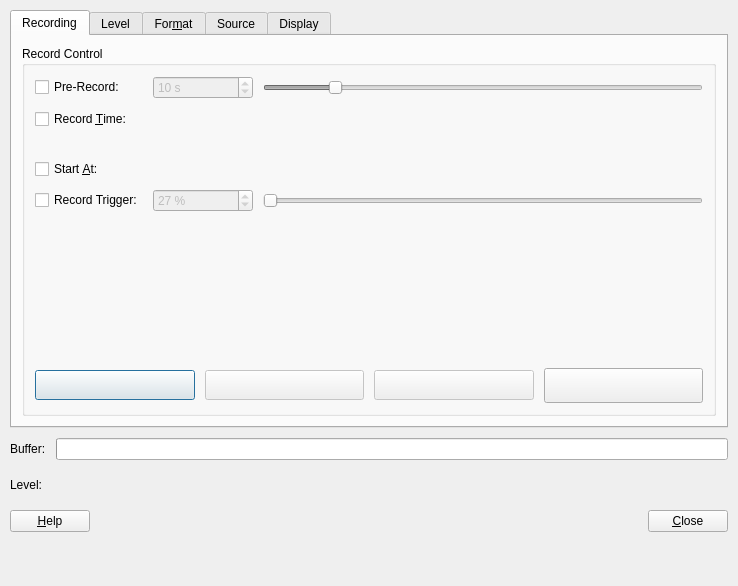
This is plugins/record/RecordDlg.ui in KDE/kwave as Qt 5 draws it before an edit. The edited form follows.
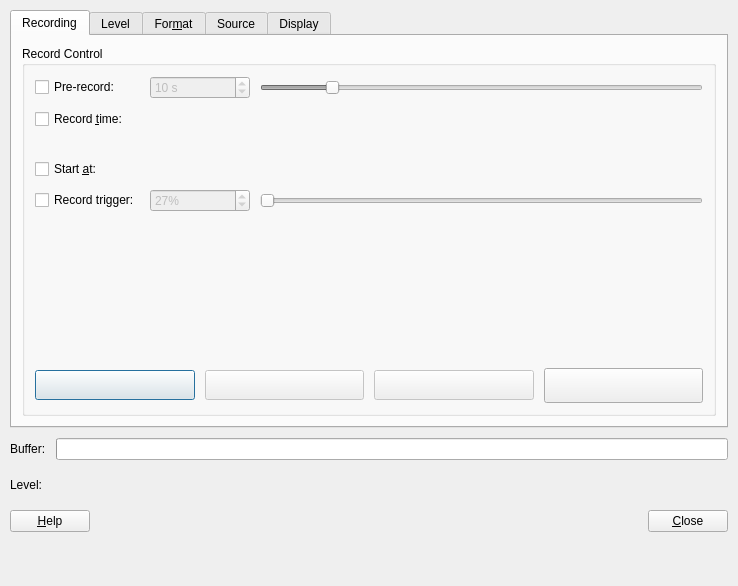
This is the edited form. Custom widgets are drawn as their Qt base class.

```diff
--- a/plugins/record/RecordDlg.ui
+++ b/plugins/record/RecordDlg.ui
@@ -75,7 +75,7 @@
                 <string>When using &lt;b&gt;pre-recording&lt;/b&gt;, Kwave already internall records before the real recording starts. This feature is useful if you want some few seconds before you press on the record button to be recorded too. &lt;i&gt;(for example when recording from radio)&lt;/i&gt;</string>
                </property>
                <property name="text">
-                <string>Pre-Record:</string>
+                <string>Pre-record:</string>
                </property>
                <property name="checked">
                 <bool>false</bool>
@@ -94,7 +94,7 @@
                 <string>If checked, the &lt;b&gt;record time&lt;/b&gt; is limited and recording will automatically stop when the selected time is reached.</string>
                </property>
                <property name="text">
-                <string>Record &amp;Time:</string>
+                <string>Record &amp;time:</string>
                </property>
                <property name="checked">
                 <bool>false</bool>
@@ -113,7 +113,7 @@
                 <string>If the &lt;b&gt;record trigger&lt;/b&gt; is enabled, recording will start as soon as the volume of the input signal goes over the selected level.</string>
                </property>
                <property name="text">
-                <string>Record Trigger:</string>
+                <string>Record trigger:</string>
                </property>
                <property name="checked">
                 <bool>false</bool>
@@ -311,7 +311,7 @@
                 <bool>false</bool>
                </property>
                <property name="suffix">
-                <string> %</string>
+                <string>%</string>
                </property>
                <property name="minimum">
                 <number>1</number>
@@ -356,7 +356,7 @@
                 <string>When checked, &lt;b&gt;start the recording at a given date and time&lt;/b&gt;. Please note that if the time is in the past, the recording will be started immediately or as soon as the defined trigger level is reached (if enabled).</string>
                </property>
                <property name="text">
-                <string>Start &amp;At:</string>
+                <string>Start &amp;at:</string>
                </property>
               </widget>
              </item>
```
Left out of the diff: 46 changed lines with no effect on the pictures.
